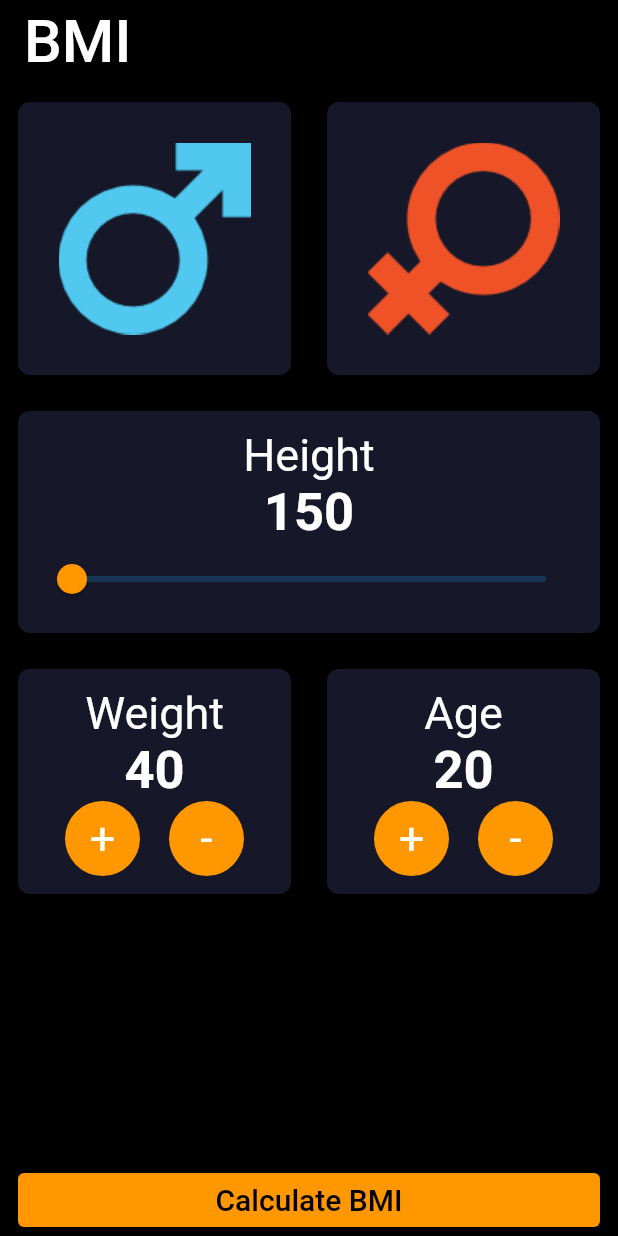
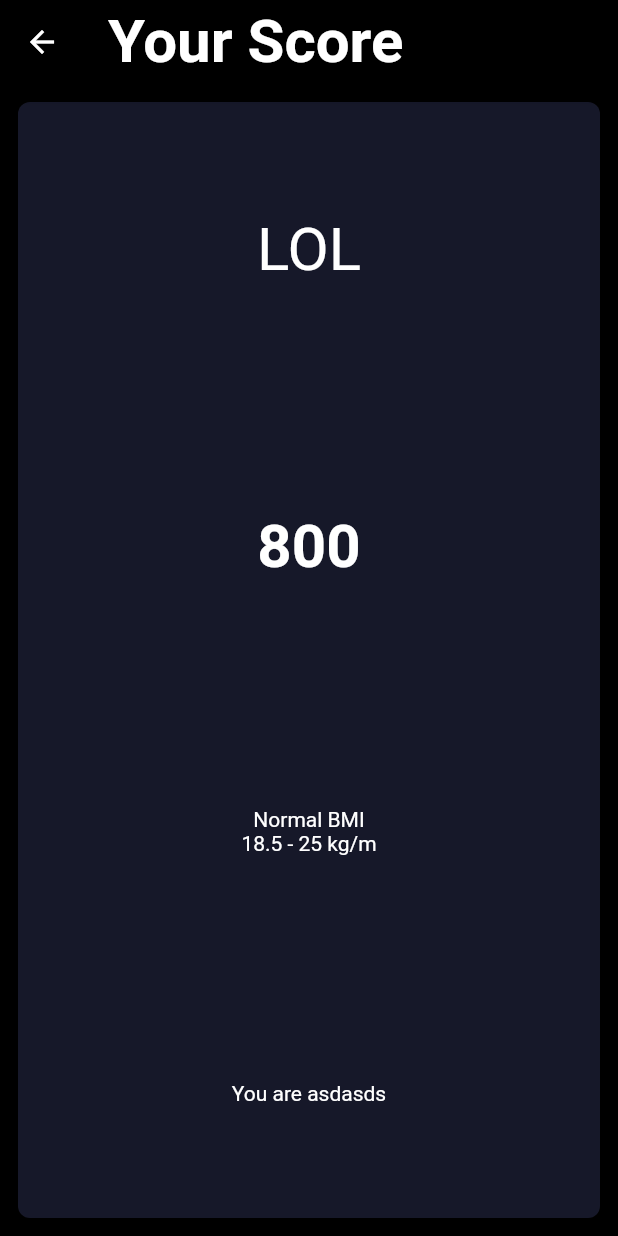
Before and after one commit to MuhammadTarek10/software-unit-course, a Flutter app: the screen it shows after launch, after a tap on "Calculate BMI", on a phone screen of 412 x 824 dp. Run offline on Flutter 3.47's test engine with Material 2 defaults, Android fonts, the phone set to English and light mode, and no system bars; our stand-ins replace flutter_svg.

Commit message:
after session 3

```diff
--- a/flutter/sessions/bmi/lib/main.dart
+++ b/flutter/sessions/bmi/lib/main.dart
@@ -28,6 +28,9 @@ class HomeView extends StatefulWidget {
 
 class _HomeViewState extends State<HomeView> {
   final primary = const Color.fromRGBO(28, 30, 51, 0.8);
+  int weightValue = 40;
+  int ageValue = 20;
+  double heightValue = 150;
 
   @override
   Widget build(BuildContext context) {
@@ -88,9 +91,9 @@ class _HomeViewState extends State<HomeView> {
                     "Height",
                     style: TextStyle(fontSize: 30),
                   ),
-                  const Text(
-                    "150",
-                    style: TextStyle(
+                  Text(
+                    heightValue.toInt().toString(),
+                    style: const TextStyle(
                       fontSize: 35,
                       fontWeight: FontWeight.bold,
                     ),
@@ -98,8 +101,12 @@ class _HomeViewState extends State<HomeView> {
                   Slider(
                     min: 150,
                     max: 220,
-                    value: 150,
-                    onChanged: (value) {},
+                    value: heightValue,
+                    onChanged: (value) {
+                      setState(() {
+                        heightValue = value;
+                      });
+                    },
                     activeColor: Colors.orange,
                   ),
                 ],
@@ -124,9 +131,9 @@ class _HomeViewState extends State<HomeView> {
                             fontSize: 30,
                           ),
                         ),
-                        const Text(
-                          "40",
-                          style: TextStyle(
+                        Text(
+                          weightValue.toString(),
+                          style: const TextStyle(
                             fontSize: 35,
                             fontWeight: FontWeight.bold,
                           ),
@@ -134,7 +141,9 @@ class _HomeViewState extends State<HomeView> {
                         Row(
                           mainAxisAlignment: MainAxisAlignment.spaceEvenly,
                           children: [
-                            Container(
+                            InkWell(
+                              onTap: () => incrementWeight(),
+                              child: Container(
                                 height: 50,
                                 width: 50,
                                 decoration: const BoxDecoration(
@@ -150,7 +159,10 @@ class _HomeViewState extends State<HomeView> {
                                   ),
                                 ),
                               ),
-                            Container(
+                            ),
+                            InkWell(
+                              onTap: () => decrementWeight(),
+                              child: Container(
                                 height: 50,
                                 width: 50,
                                 decoration: const BoxDecoration(
@@ -162,6 +174,7 @@ class _HomeViewState extends State<HomeView> {
                                     "-",
                                     style: TextStyle(
                                       fontSize: 30,
+                                    ),
                                   ),
                                 ),
                               ),
@@ -188,9 +201,9 @@ class _HomeViewState extends State<HomeView> {
                             fontSize: 30,
                           ),
                         ),
-                        const Text(
-                          "20",
-                          style: TextStyle(
+                        Text(
+                          ageValue.toString(),
+                          style: const TextStyle(
                             fontSize: 35,
                             fontWeight: FontWeight.bold,
                           ),
@@ -198,7 +211,9 @@ class _HomeViewState extends State<HomeView> {
                         Row(
                           mainAxisAlignment: MainAxisAlignment.spaceEvenly,
                           children: [
-                            Container(
+                            InkWell(
+                              onTap: () => incrementAge(),
+                              child: Container(
                                 height: 50,
                                 width: 50,
                                 decoration: const BoxDecoration(
@@ -214,7 +229,10 @@ class _HomeViewState extends State<HomeView> {
                                   ),
                                 ),
                               ),
-                            Container(
+                            ),
+                            InkWell(
+                              onTap: () => decrementAge(),
+                              child: Container(
                                 height: 50,
                                 width: 50,
                                 decoration: const BoxDecoration(
@@ -226,6 +244,7 @@ class _HomeViewState extends State<HomeView> {
                                     "-",
                                     style: TextStyle(
                                       fontSize: 30,
+                                    ),
                                   ),
                                 ),
                               ),
@@ -248,7 +267,7 @@ class _HomeViewState extends State<HomeView> {
                       style: ElevatedButton.styleFrom(
                         backgroundColor: Colors.orange,
                       ),
-                      onPressed: () {},
+                      onPressed: () => calculateBMI(),
                       child: const Text(
                         "Calculate BMI",
                         style: TextStyle(
@@ -266,4 +285,111 @@ class _HomeViewState extends State<HomeView> {
       ),
     );
   }
+
+  void incrementWeight() {
+    setState(() {
+      weightValue++;
+    });
   }
+
+  void decrementWeight() {
+    setState(() {
+      // weightValue = weightValue - 1 >= 40 ? weightValue-- : weightValue;
+      if (weightValue - 1 >= 40) {
+        weightValue--;
+      }
+    });
+  }
+
+  void incrementAge() {
+    setState(() {
+      ageValue++;
+    });
+  }
+
+  void decrementAge() {
+    setState(() {
+      if (ageValue - 1 >= 10) {
+        ageValue--;
+      }
+    });
+  }
+
+  void calculateBMI() {
+    int score = weightValue * ageValue;
+    Navigator.of(context).push(
+      MaterialPageRoute(
+        builder: (context) {
+          return ScoreView(
+            bodyState: "LOL",
+            score: score,
+          );
+        },
+      ),
+    );
+  }
+}
+
+class ScoreView extends StatelessWidget {
+  const ScoreView({
+    super.key,
+    required this.bodyState,
+    required this.score,
+  });
+
+  final String bodyState;
+  final int score;
+
+  @override
+  Widget build(BuildContext context) {
+    return Scaffold(
+      backgroundColor: Colors.black,
+      appBar: AppBar(
+        title: const Text(
+          "Your Score",
+          style: TextStyle(
+            fontSize: 40,
+            fontWeight: FontWeight.bold,
+          ),
+        ),
+        backgroundColor: Colors.transparent,
+        centerTitle: false,
+      ),
+      body: Center(
+        child: Container(
+          width: double.infinity,
+          margin: const EdgeInsets.all(12),
+          decoration: BoxDecoration(
+            borderRadius: BorderRadius.circular(8),
+            color: const Color.fromRGBO(28, 30, 51, 0.8),
+          ),
+          child: Column(
+            mainAxisAlignment: MainAxisAlignment.spaceAround,
+            children: [
+              Text(
+                bodyState,
+                style: const TextStyle(
+                  fontSize: 40,
+                ),
+              ),
+              Text(
+                score.toString(),
+                style: const TextStyle(
+                  fontSize: 40,
+                  fontWeight: FontWeight.bold,
+                ),
+              ),
+              const Column(
+                children: [
+                  Text("Normal BMI"),
+                  Text("18.5 - 25 kg/m"),
+                ],
+              ),
+              const Text("You are asdasds"),
+            ],
+          ),
+        ),
+      ),
+    );
+  }
+}
```
Lines whose indentation alone changed are shown as unchanged.
